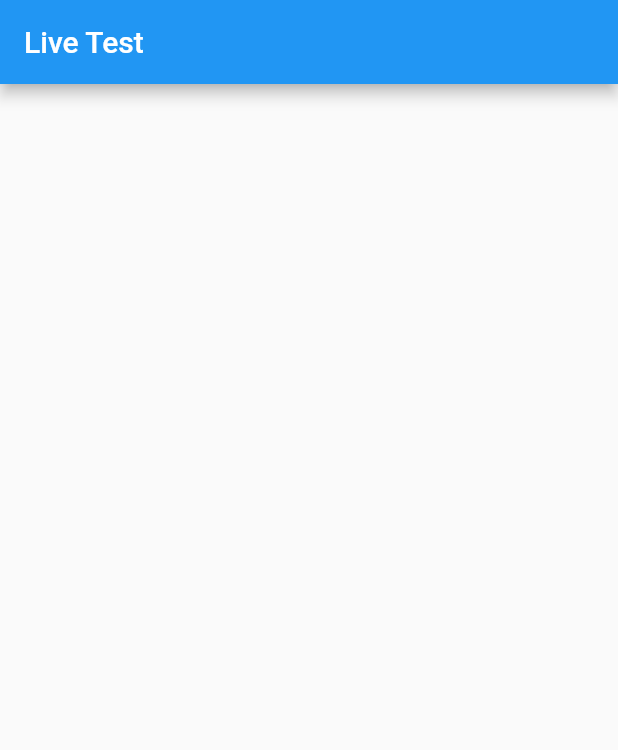
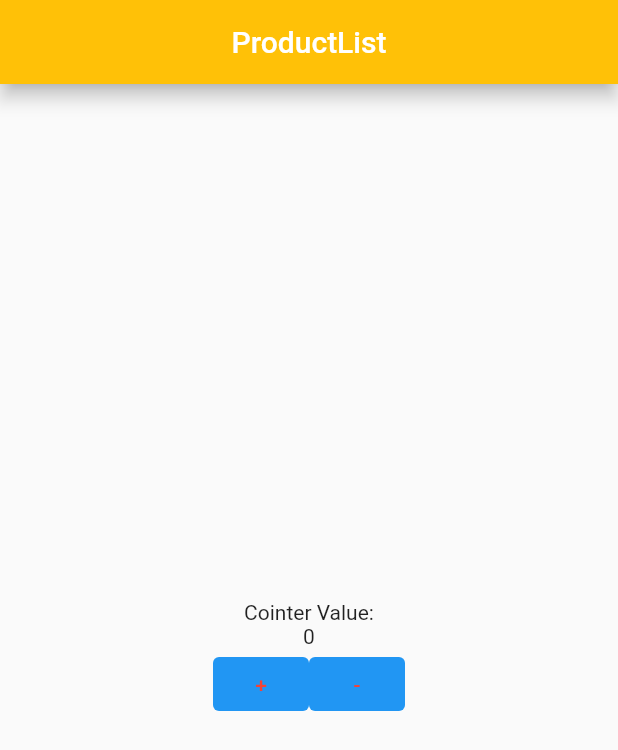
Before and after one commit to TanoyK/Live_Test_7, a Flutter app: the screen it shows after launch, on a phone screen of 412 x 824 dp. Shown: the top 750 px of the screen. Run offline on Flutter 3.47's test engine with Material 2 defaults, Android fonts, the phone set to English and light mode, and no system bars.

Commit message:
Test Project

```diff
--- a/lib/main.dart
+++ b/lib/main.dart
@@ -1,4 +1,5 @@
 import 'package:flutter/material.dart';
+import 'package:live_test_7/secondscreen.dart';
 
 void main() {
   runApp(const MyApp());
@@ -7,74 +8,96 @@ void main() {
 class MyApp extends StatelessWidget {
   const MyApp({super.key});
 
-  // This widget is the root of your application.
   @override
   Widget build(BuildContext context) {
-    return MaterialApp(
-      title: 'Flutter Demo',
-      theme: ThemeData(
-        // This is the theme of your application.
-        //
-        // Try running your application with "flutter run". You'll see the
-        // application has a blue toolbar. Then, without quitting the app, try
-        // changing the primarySwatch below to Colors.green and then invoke
-        // "hot reload" (press "r" in the console where you ran "flutter run",
-        // or simply save your changes to "hot reload" in a Flutter IDE).
-        // Notice that the counter didn't reset back to zero; the application
-        // is not restarted.
-        primarySwatch: Colors.blue,
-      ),
-
-      home: const MyHomePage(title: "Demo project"),
+    return const MaterialApp(
+      debugShowCheckedModeBanner: false,
+      home: CounterApp(),
     );
   }
 }
 
-class MyHomePage extends StatefulWidget {
-  const MyHomePage({super.key, required this.title});
-
-  // This widget is the home page of your application. It is stateful, meaning
-  // that it has a State object (defined below) that contains fields that affect
-  // how it looks.
-
-  // This class is the configuration for the state. It holds the values (in this
-  // case the title) provided by the parent (in this case the App widget) and
-  // used by the build method of the State. Fields in a Widget subclass are
-  // always marked "final".
-
-  final String title;
+class CounterApp extends StatefulWidget {
+  const CounterApp({super.key});
 
   @override
-  State<MyHomePage> createState() => _MyHomePageState();
+  State<CounterApp> createState() => _CounterAppState();
 }
 
-class _MyHomePageState extends State<MyHomePage> {
-  int _counter = 0;
+class _CounterAppState extends State<CounterApp> {
 
-  void _incrementCounter() {
-    setState(() {
-      // This call to setState tells the Flutter framework that something has
-      // changed in this State, which causes it to rerun the build method below
-      // so that the display can reflect the updated values. If we changed
-      // _counter without calling setState(), then the build method would not be
-      // called again, and so nothing would appear to happen.
-      _counter++;
-    });
-  }
+  int counter=0;
 
   @override
   Widget build(BuildContext context) {
-    // This method is rerun every time setState is called, for instance as done
-    // by the _incrementCounter method above.
-    //
-    // The Flutter framework has been optimized to make rerunning build methods
-    // fast, so that you can just rebuild anything that needs updating rather
-    // than having to individually change instances of widgets.
     return Scaffold(
       appBar: AppBar(
-      title: Text("Live Test"),
+        title: const Text("ProductList"),
+        centerTitle: true,
+        elevation: 5,
+        backgroundColor: Colors.amber,
+      ),
+      body: Center(
+        child: Column(
+          mainAxisAlignment: MainAxisAlignment.center,
+          children:  [
+            Text("Cointer Value:"),
+            Text("$counter"),
+            Row(
+              mainAxisAlignment: MainAxisAlignment.center,
+              children: [
+                Flexible(
+                    flex: 50,
+                    child: TextButton(
+                      style: TextButton.styleFrom(
+                        backgroundColor: Colors.blue,
+                      ),
+                      onPressed: (){
+                        setState(() {
+                          counter = counter+1;
+                          if (counter >=17) {
+                            AlertDialog alert = AlertDialog(
+                              title: const Text("Counter Alert!"),
+                              content: Text("Counter value 5!"),
+                            );
+                            showDialog(
+                              context: context,
+                              builder: (BuildContext context) {
+                                return alert;
+                              },
+                            );
+                          }
 
-    )
+                          if (counter>=10){
+                            Navigator.push(context,MaterialPageRoute(builder: (context) => MyHomePage(title: "Live Test"),));
+                          }
+
+
+                        });
+
+                      },
+                      child: Text("+",style: TextStyle(color: Colors.red),),
+                    )),
+                Flexible(
+                    flex: 25,
+                    child: TextButton(
+                      style: TextButton.styleFrom(
+                        backgroundColor: Colors.blue,
+                      ),
+                      onPressed: (){
+                        setState(() {
+                          counter = counter-1;
+                        });
+                      },
+                      child: Text("-",style: TextStyle(color: Colors.red),),
+                    ))
+              ],
+            )
+          ],
+
+        ),
+      ),
+
     );
   }
 }
```
Also changed, not shown: lib/secondscreen.dart (added, +86 -0 lines).
